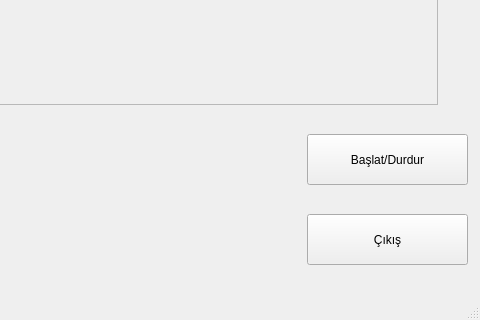
firathdr/Serit-Kontrol, file gui/untitled.ui: the form before one commit; both pictures show x 583 to 1063 and y 435 to 755 of the 1063 by 755 pixel window.
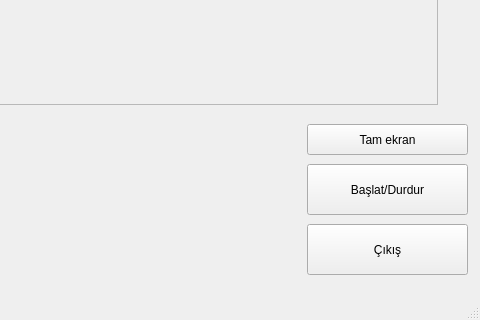
The form after the commit.

Diff of the .ui file:
```diff
--- a/gui/untitled.ui
+++ b/gui/untitled.ui
@@ -49,7 +49,7 @@
     <property name="geometry">
      <rect>
       <x>890</x>
-      <y>550</y>
+      <y>580</y>
       <width>161</width>
       <height>51</height>
      </rect>
@@ -88,7 +88,7 @@
     <property name="geometry">
      <rect>
       <x>890</x>
-      <y>630</y>
+      <y>640</y>
       <width>161</width>
       <height>51</height>
      </rect>
@@ -222,6 +222,19 @@
      <string>TextLabel</string>
     </property>
    </widget>
+   <widget class="QPushButton" name="pushButton_7">
+    <property name="geometry">
+     <rect>
+      <x>890</x>
+      <y>540</y>
+      <width>161</width>
+      <height>31</height>
+     </rect>
+    </property>
+    <property name="text">
+     <string>Tam ekran</string>
+    </property>
+   </widget>
   </widget>
   <widget class="QMenuBar" name="menubar">
    <property name="geometry">
```
Left out of the diff: 2 changed lines with no effect on the pictures.
